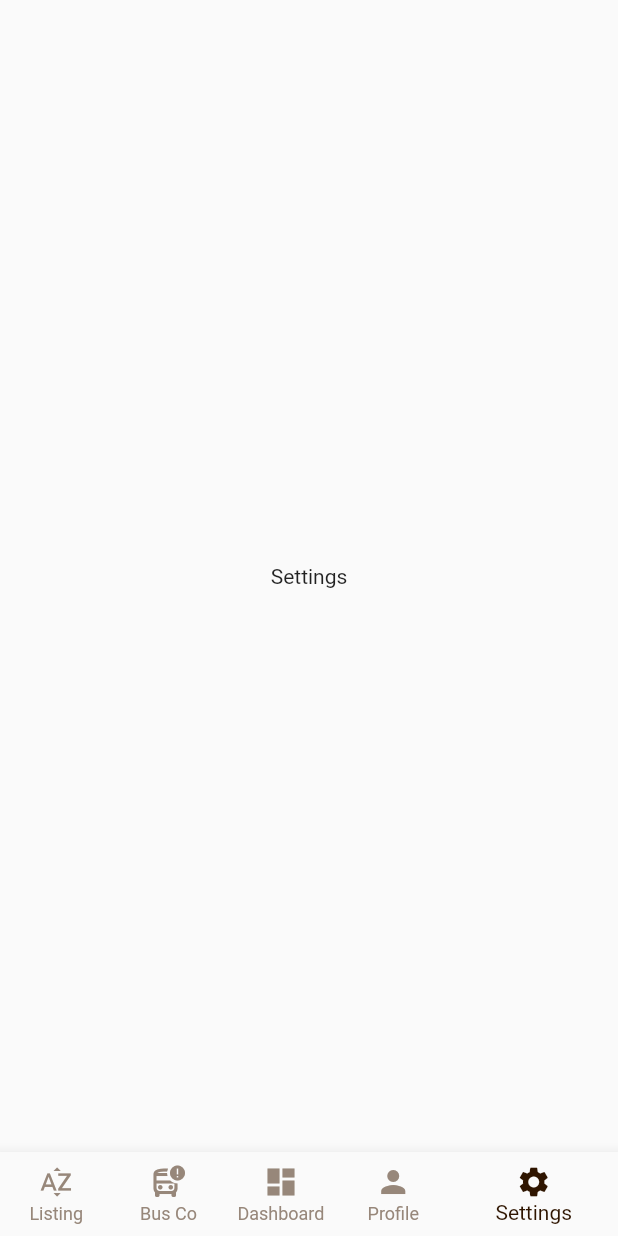
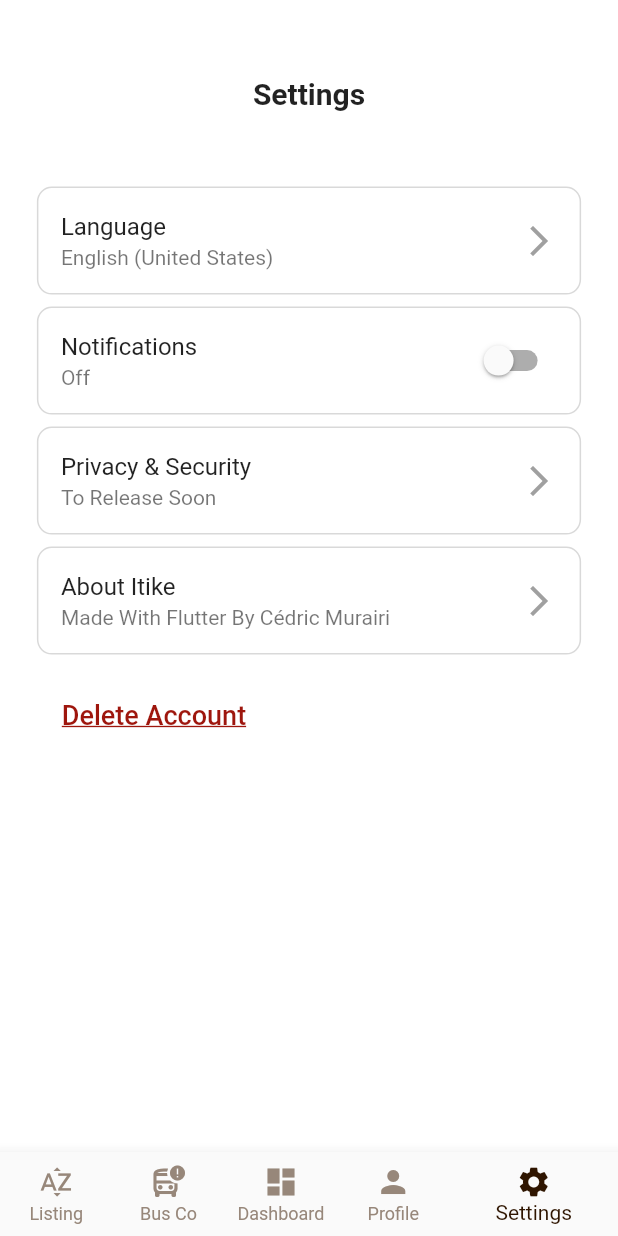
Before and after one commit to CedricMurairi/my-ticket, a Flutter app: the MainLayout screen opened directly, item 5 of the bottom bar chosen, on a phone screen of 412 x 824 dp. Run offline on Flutter 3.47's test engine with Material 2 defaults, Android fonts, the phone set to English and light mode, and no system bars; our stand-ins replace firebase_auth, firebase_core, flutter_svg, geocoding, geolocator, google_sign_in and 1 more; accounts and stored records are empty; project files that could hold a hidden picture were left out.

Commit message:
used new text button and created a state to hold notification pref in user model

```diff
--- a/lib/client/pages/profile.dart
+++ b/lib/client/pages/profile.dart
@@ -105,8 +105,8 @@ class _ProfileState extends State<Profile> {
             ),
             Padding(
               padding: EdgeInsets.symmetric(
-                  horizontal: MediaQuery.of(context).size.width * 0.06,
-                  vertical: 10.0),
+                  horizontal: MediaQuery.of(context).size.width * 0.1,
+                  vertical: 20.0),
               child: Row(
                 children: [
                   Expanded(
@@ -122,6 +122,8 @@ class _ProfileState extends State<Profile> {
                               );
                         },
                         customFontSize: 18,
+                        alignment: Alignment.topLeft,
+                        color: const Color.fromARGB(255, 160, 160, 160),
                       )),
                 ],
               ),
--- a/lib/client/pages/settings.dart
+++ b/lib/client/pages/settings.dart
@@ -1,5 +1,11 @@
+import 'package:flutter/cupertino.dart';
 import 'package:flutter/material.dart';
 import 'package:my_ticket/client/layout/main_layout.dart';
+import 'package:provider/provider.dart';
+
+import '../../models/user.dart';
+import '../../shared/text_button.dart';
+import '../widgets/profile_settings_card.dart';
 
 class Settings extends StatefulWidget {
   const Settings({super.key});
@@ -11,9 +17,114 @@ class Settings extends StatefulWidget {
 class _SettingsState extends State<Settings> {
   @override
   Widget build(BuildContext context) {
-    return const MainLayout(
-      child: Center(
-        child: Text("Settings"),
+    bool isSwitched = false;
+    TargetPlatform platform = Theme.of(context).platform;
+    final user = Provider.of<UserModel>(context);
+    // final location =
+    //     Provider.of<LocationModel>(context, listen: false).userLocation;
+
+    return MainLayout(
+      child: Container(
+        padding:
+            EdgeInsets.only(top: MediaQuery.of(context).size.height * 0.05),
+        width: MediaQuery.of(context).size.width,
+        height: MediaQuery.of(context).size.height,
+        color: Colors.white,
+        child: Column(
+          mainAxisAlignment: MainAxisAlignment.start,
+          crossAxisAlignment: CrossAxisAlignment.center,
+          children: [
+            const Padding(
+              padding: EdgeInsets.only(top: 10.0, bottom: 5.0),
+              child: Text(
+                "Settings",
+                style: TextStyle(
+                  fontSize: 20,
+                  fontWeight: FontWeight.bold,
+                ),
+              ),
+            ),
+            Padding(
+              padding: EdgeInsets.only(
+                  top: MediaQuery.of(context).size.height * 0.05,
+                  left: MediaQuery.of(context).size.width * 0.05,
+                  right: MediaQuery.of(context).size.width * 0.05),
+              child: Column(
+                children: [
+                  const ProfileSettingsCard(
+                    title: Text("Language"),
+                    subtitle: Text("English (United States)"),
+                    trailing: Icon(
+                      Icons.arrow_forward_ios,
+                      color: Color.fromARGB(255, 160, 160, 160),
+                    ),
+                  ),
+                  StatefulBuilder(
+                    builder: (BuildContext context, setState) =>
+                        ProfileSettingsCard(
+                            title: const Text("Notifications"),
+                            subtitle: Text(user.notify == true ? "On" : "Off"),
+                            trailing: platform == TargetPlatform.iOS
+                                ? CupertinoSwitch(
+                                    activeColor: const Color.fromARGB(
+                                        255, 160, 160, 160),
+                                    value: isSwitched,
+                                    onChanged: (value) {
+                                      setState(() {
+                                        isSwitched = value;
+                                      });
+                                    },
+                                  )
+                                : Switch(
+                                    activeColor: const Color.fromARGB(
+                                        255, 160, 160, 160),
+                                    value: user.notify ?? false,
+                                    onChanged: (value) {
+                                      setState(() {
+                                        user.setNotify(value);
+                                      });
+                                    },
+                                  )),
+                  ),
+                  const ProfileSettingsCard(
+                    title: Text("Privacy & Security"),
+                    subtitle: Text("To Release Soon"),
+                    trailing: Icon(
+                      Icons.arrow_forward_ios,
+                      color: Color.fromARGB(255, 160, 160, 160),
+                    ),
+                  ),
+                  const ProfileSettingsCard(
+                    title: Text("About Itike"),
+                    subtitle: Text("Made With Flutter By Cédric Murairi"),
+                    trailing: Icon(
+                      Icons.arrow_forward_ios,
+                      color: Color.fromARGB(255, 160, 160, 160),
+                    ),
+                  ),
+                ],
+              ),
+            ),
+            Padding(
+              padding: EdgeInsets.symmetric(
+                  horizontal: MediaQuery.of(context).size.width * 0.1,
+                  vertical: 20.0),
+              child: Row(
+                children: [
+                  Expanded(
+                      flex: 1,
+                      child: CustomTextButton(
+                        text: "Delete Account",
+                        action: () {},
+                        customFontSize: 18,
+                        color: const Color.fromARGB(255, 158, 22, 13),
+                        alignment: Alignment.topLeft,
+                      )),
+                ],
+              ),
+            )
+          ],
+        ),
       ),
     );
   }
--- a/lib/models/user.dart
+++ b/lib/models/user.dart
@@ -3,6 +3,7 @@ import 'package:firebase_auth/firebase_auth.dart';
 
 class UserModel extends ChangeNotifier {
   User? _user;
+  bool? _notify;
 
   User? get user => _user;
 
@@ -10,4 +11,12 @@ class UserModel extends ChangeNotifier {
     if (user == _user) return;
     _user = user;
   }
+
+  bool? get notify => _notify;
+
+  void setNotify(bool? notify) {
+    if (notify == _notify) return;
+    _notify = notify;
+    notifyListeners();
+  }
 }
```
